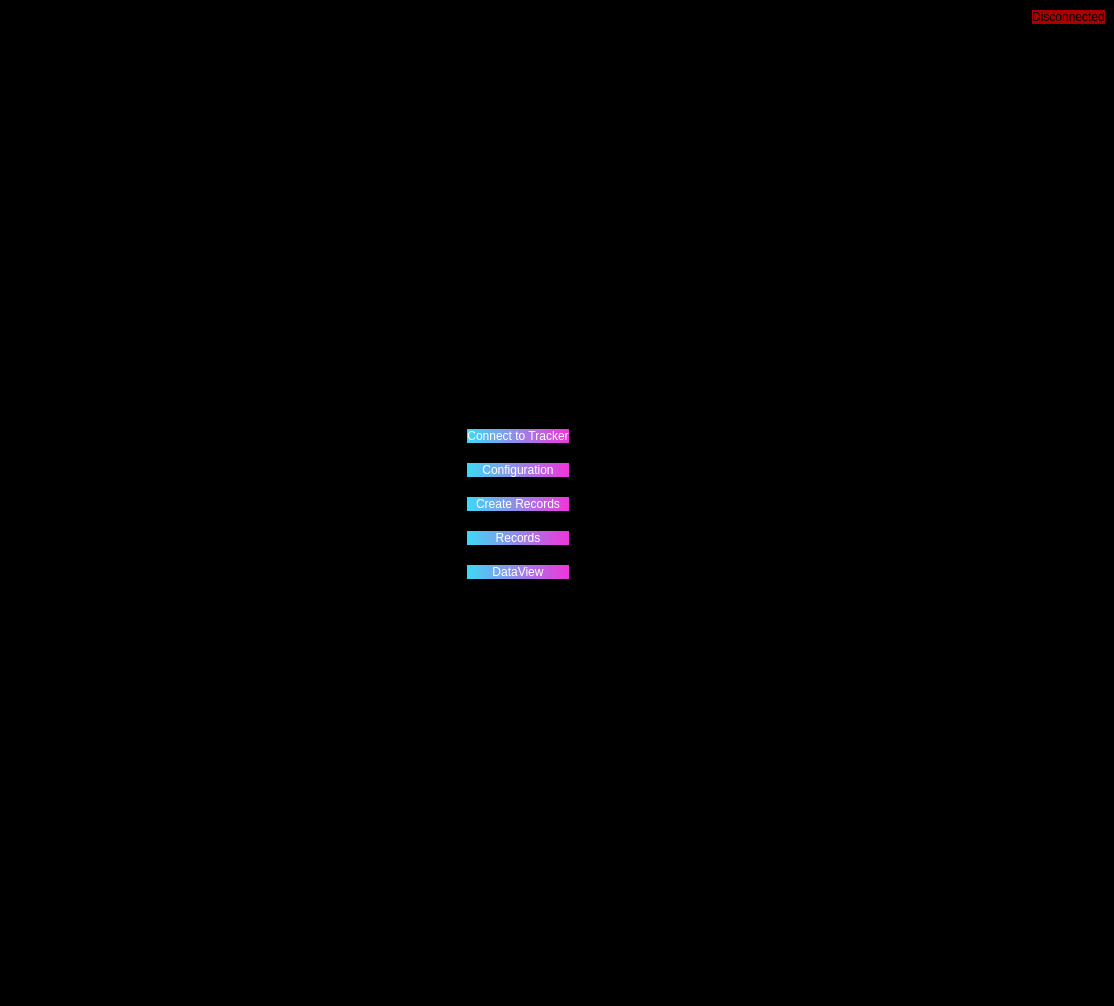
The window that PyQt/pyqt_ui/bed_mainwindow.ui (zakerl/Capstone_Project) describes before a commit, drawn with Qt 5.
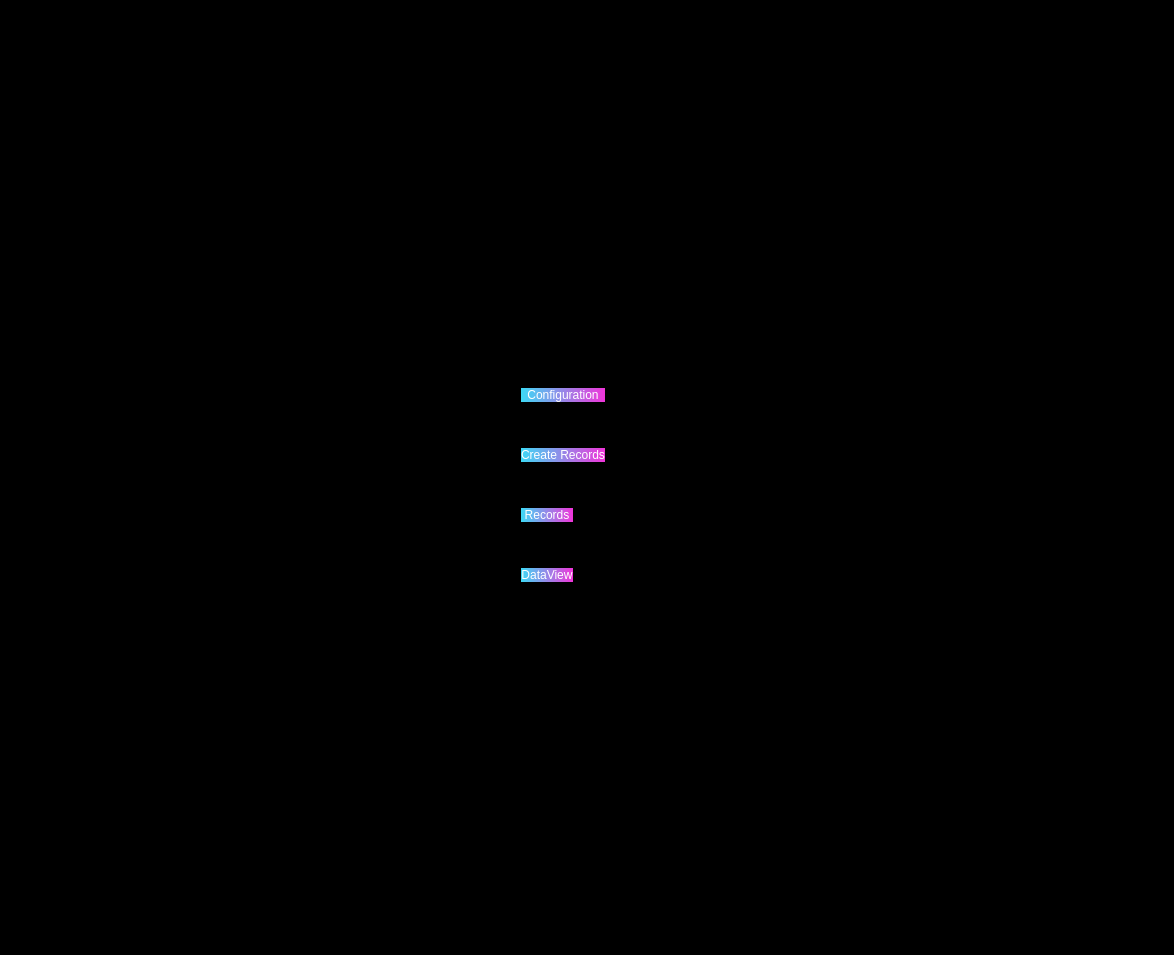
The same window after the commit. Icons and pictures are not drawn.

The edit to the form file:
```diff
--- a/PyQt/pyqt_ui/bed_mainwindow.ui
+++ b/PyQt/pyqt_ui/bed_mainwindow.ui
@@ -6,8 +6,8 @@
    <rect>
     <x>0</x>
     <y>0</y>
-    <width>1114</width>
-    <height>1006</height>
+    <width>1174</width>
+    <height>955</height>
    </rect>
   </property>
   <property name="windowTitle">
@@ -17,127 +17,82 @@
    <string notr="true">background-color: rgb(0, 0, 0);</string>
   </property>
   <widget class="QWidget" name="centralwidget">
-   <layout class="QGridLayout" name="gridLayout_2">
-    <item row="0" column="0">
      <layout class="QGridLayout" name="gridLayout">
-      <item row="4" column="4">
-       <spacer name="horizontalSpacer_10">
+    <item row="0" column="4">
+     <spacer name="verticalSpacer">
         <property name="orientation">
-         <enum>Qt::Horizontal</enum>
+       <enum>Qt::Vertical</enum>
         </property>
         <property name="sizeHint" stdset="0">
          <size>
-          <width>40</width>
-          <height>28</height>
+        <width>17</width>
+        <height>112</height>
          </size>
         </property>
        </spacer>
       </item>
-      <item row="4" column="1" colspan="3">
-       <widget class="QPushButton" name="CreateRecordsButton">
-        <property name="styleSheet">
-         <string notr="true">background-color: qlineargradient(spread:pad, x1:0, y1:0, x2:1, y2:0, stop:0 rgba(61, 217, 245, 255), stop:1 rgba(240, 53, 218, 255));
-font: 9pt &quot;Microsoft YaHei UI&quot;;
-color: rgb(255, 255, 255);
-border-style: solid;
-border-radius: 15px;</string>
-        </property>
-        <property name="text">
-         <string>Create Records</string>
-        </property>
-       </widget>
-      </item>
-      <item row="2" column="1" colspan="3">
-       <widget class="QPushButton" name="ConnectButton">
-        <property name="styleSheet">
-         <string notr="true">background-color: qlineargradient(spread:pad, x1:0, y1:0, x2:1, y2:0, stop:0 rgba(61, 217, 245, 255), stop:1 rgba(240, 53, 218, 255));
-font: 9pt &quot;Microsoft YaHei UI&quot;;
-color: rgb(255, 255, 255);
-border-style: solid;
-border-radius: 15px;</string>
-        </property>
-        <property name="text">
-         <string>Connect to Tracker</string>
-        </property>
-       </widget>
-      </item>
-      <item row="3" column="4">
-       <spacer name="horizontalSpacer_5">
+    <item row="1" column="0">
+     <spacer name="horizontalSpacer_12">
         <property name="orientation">
          <enum>Qt::Horizontal</enum>
         </property>
         <property name="sizeHint" stdset="0">
          <size>
-          <width>40</width>
+        <width>403</width>
           <height>28</height>
          </size>
         </property>
        </spacer>
       </item>
-      <item row="0" column="5">
-       <widget class="QPushButton" name="toggleBtn">
-        <property name="styleSheet">
-         <string notr="true">background-color: rgb(170, 0, 0);
-border-radius: 15px;</string>
+    <item row="1" column="1" colspan="6">
+     <widget class="QLabel" name="label">
+      <property name="maximumSize">
+       <size>
+        <width>331</width>
+        <height>281</height>
+       </size>
         </property>
         <property name="text">
-         <string>Disconnected</string>
-        </property>
-       </widget>
-      </item>
-      <item row="0" column="0" colspan="5">
-       <spacer name="horizontalSpacer_9">
-        <property name="orientation">
-         <enum>Qt::Horizontal</enum>
-        </property>
-        <property name="sizeHint" stdset="0">
-         <size>
-          <width>750</width>
-          <height>17</height>
-         </size>
-        </property>
-       </spacer>
-      </item>
-      <item row="2" column="4">
-       <spacer name="horizontalSpacer_4">
+       <string/>
+      </property>
+      <property name="pixmap">
+       <pixmap>../python_scripts/python_pyqt/BED_logo.jpg</pixmap>
+      </property>
+      <property name="scaledContents">
+       <bool>true</bool>
+      </property>
+     </widget>
+    </item>
+    <item row="1" column="7">
+     <spacer name="horizontalSpacer_13">
         <property name="orientation">
          <enum>Qt::Horizontal</enum>
         </property>
         <property name="sizeHint" stdset="0">
          <size>
-          <width>40</width>
+        <width>404</width>
           <height>28</height>
          </size>
         </property>
        </spacer>
       </item>
-      <item row="3" column="0">
-       <spacer name="horizontalSpacer_2">
+    <item row="2" column="3">
+     <spacer name="verticalSpacer_7">
         <property name="orientation">
-         <enum>Qt::Horizontal</enum>
-        </property>
-        <property name="sizeHint" stdset="0">
-         <size>
-          <width>40</width>
-          <height>28</height>
-         </size>
-        </property>
-       </spacer>
-      </item>
-      <item row="2" column="0">
-       <spacer name="horizontalSpacer">
-        <property name="orientation">
-         <enum>Qt::Horizontal</enum>
-        </property>
+       <enum>Qt::Vertical</enum>
+      </property>
+      <property name="sizeType">
+       <enum>QSizePolicy::Fixed</enum>
+      </property>
         <property name="sizeHint" stdset="0">
          <size>
-          <width>40</width>
-          <height>28</height>
+        <width>20</width>
+        <height>40</height>
          </size>
         </property>
        </spacer>
       </item>
-      <item row="3" column="1" colspan="3">
+    <item row="3" column="2" colspan="2">
        <widget class="QPushButton" name="ConfigButton">
         <property name="styleSheet">
          <string notr="true">background-color: qlineargradient(spread:pad, x1:0, y1:0, x2:1, y2:0, stop:0 rgba(61, 217, 245, 255), stop:1 rgba(240, 53, 218, 255));
@@ -151,37 +106,27 @@
         </property>
        </widget>
       </item>
-      <item row="1" column="1" colspan="2">
-       <spacer name="verticalSpacer">
-        <property name="orientation">
-         <enum>Qt::Vertical</enum>
-        </property>
-        <property name="sizeHint" stdset="0">
-         <size>
-          <width>20</width>
-          <height>40</height>
-         </size>
-        </property>
-       </spacer>
-      </item>
-      <item row="4" column="0">
+    <item row="4" column="0" colspan="2">
        <spacer name="horizontalSpacer_11">
         <property name="orientation">
          <enum>Qt::Horizontal</enum>
         </property>
         <property name="sizeHint" stdset="0">
          <size>
-          <width>40</width>
+        <width>494</width>
           <height>28</height>
          </size>
         </property>
        </spacer>
       </item>
-      <item row="9" column="1" colspan="2">
-       <spacer name="verticalSpacer_2">
+    <item row="4" column="3">
+     <spacer name="verticalSpacer_4">
         <property name="orientation">
          <enum>Qt::Vertical</enum>
         </property>
+      <property name="sizeType">
+       <enum>QSizePolicy::Fixed</enum>
+      </property>
         <property name="sizeHint" stdset="0">
          <size>
           <width>20</width>
@@ -190,59 +135,76 @@
         </property>
        </spacer>
       </item>
-      <item row="5" column="4">
-       <spacer name="horizontalSpacer_7">
+    <item row="4" column="6" colspan="2">
+     <spacer name="horizontalSpacer_10">
         <property name="orientation">
          <enum>Qt::Horizontal</enum>
         </property>
         <property name="sizeHint" stdset="0">
          <size>
-          <width>40</width>
+        <width>494</width>
           <height>28</height>
          </size>
         </property>
        </spacer>
       </item>
-      <item row="5" column="0">
+    <item row="5" column="2" colspan="2">
+     <widget class="QPushButton" name="CreateRecordsButton">
+      <property name="styleSheet">
+       <string notr="true">background-color: qlineargradient(spread:pad, x1:0, y1:0, x2:1, y2:0, stop:0 rgba(61, 217, 245, 255), stop:1 rgba(240, 53, 218, 255));
+font: 9pt &quot;Microsoft YaHei UI&quot;;
+color: rgb(255, 255, 255);
+border-style: solid;
+border-radius: 15px;</string>
+      </property>
+      <property name="text">
+       <string>Create Records</string>
+      </property>
+     </widget>
+    </item>
+    <item row="6" column="0" colspan="2">
        <spacer name="horizontalSpacer_3">
         <property name="orientation">
          <enum>Qt::Horizontal</enum>
         </property>
         <property name="sizeHint" stdset="0">
          <size>
-          <width>40</width>
+        <width>494</width>
           <height>20</height>
          </size>
         </property>
        </spacer>
       </item>
-      <item row="7" column="4">
-       <spacer name="horizontalSpacer_8">
+    <item row="6" column="5">
+     <spacer name="verticalSpacer_5">
         <property name="orientation">
-         <enum>Qt::Horizontal</enum>
-        </property>
+       <enum>Qt::Vertical</enum>
+      </property>
+      <property name="sizeType">
+       <enum>QSizePolicy::Fixed</enum>
+      </property>
         <property name="sizeHint" stdset="0">
          <size>
-          <width>40</width>
-          <height>28</height>
+        <width>20</width>
+        <height>40</height>
          </size>
         </property>
        </spacer>
       </item>
-      <item row="7" column="0">
-       <spacer name="horizontalSpacer_6">
+    <item row="6" column="6" colspan="2">
+     <spacer name="horizontalSpacer_7">
         <property name="orientation">
          <enum>Qt::Horizontal</enum>
         </property>
         <property name="sizeHint" stdset="0">
          <size>
-          <width>40</width>
+        <width>494</width>
           <height>28</height>
          </size>
         </property>
        </spacer>
       </item>
-      <item row="5" column="1" colspan="3">
+    <item row="7" column="2">
        <widget class="QPushButton" name="RecordsButton">
         <property name="styleSheet">
          <string notr="true">background-color: qlineargradient(spread:pad, x1:0, y1:0, x2:1, y2:0, stop:0 rgba(61, 217, 245, 255), stop:1 rgba(240, 53, 218, 255));
@@ -256,7 +218,49 @@
         </property>
        </widget>
       </item>
-      <item row="7" column="1" colspan="3">
+    <item row="8" column="0" colspan="2">
+     <spacer name="horizontalSpacer_6">
+      <property name="orientation">
+       <enum>Qt::Horizontal</enum>
+      </property>
+      <property name="sizeHint" stdset="0">
+       <size>
+        <width>494</width>
+        <height>28</height>
+       </size>
+      </property>
+     </spacer>
+    </item>
+    <item row="8" column="5">
+     <spacer name="verticalSpacer_6">
+      <property name="orientation">
+       <enum>Qt::Vertical</enum>
+      </property>
+      <property name="sizeType">
+       <enum>QSizePolicy::Fixed</enum>
+      </property>
+      <property name="sizeHint" stdset="0">
+       <size>
+        <width>20</width>
+        <height>40</height>
+       </size>
+      </property>
+     </spacer>
+    </item>
+    <item row="8" column="6" colspan="2">
+     <spacer name="horizontalSpacer_8">
+      <property name="orientation">
+       <enum>Qt::Horizontal</enum>
+      </property>
+      <property name="sizeHint" stdset="0">
+       <size>
+        <width>494</width>
+        <height>28</height>
+       </size>
+      </property>
+     </spacer>
+    </item>
+    <item row="9" column="2">
        <widget class="QPushButton" name="DataViewButton">
         <property name="styleSheet">
          <string notr="true">background-color: qlineargradient(spread:pad, x1:0, y1:0, x2:1, y2:0, stop:0 rgba(61, 217, 245, 255), stop:1 rgba(240, 53, 218, 255));
@@ -270,7 +274,18 @@
         </property>
        </widget>
       </item>
-     </layout>
+    <item row="10" column="2">
+     <spacer name="verticalSpacer_2">
+      <property name="orientation">
+       <enum>Qt::Vertical</enum>
+      </property>
+      <property name="sizeHint" stdset="0">
+       <size>
+        <width>20</width>
+        <height>342</height>
+       </size>
+      </property>
+     </spacer>
     </item>
    </layout>
   </widget>
```
Left out of the diff: 2 changed lines with no effect on the pictures. Lines whose indentation alone changed are shown as unchanged.
